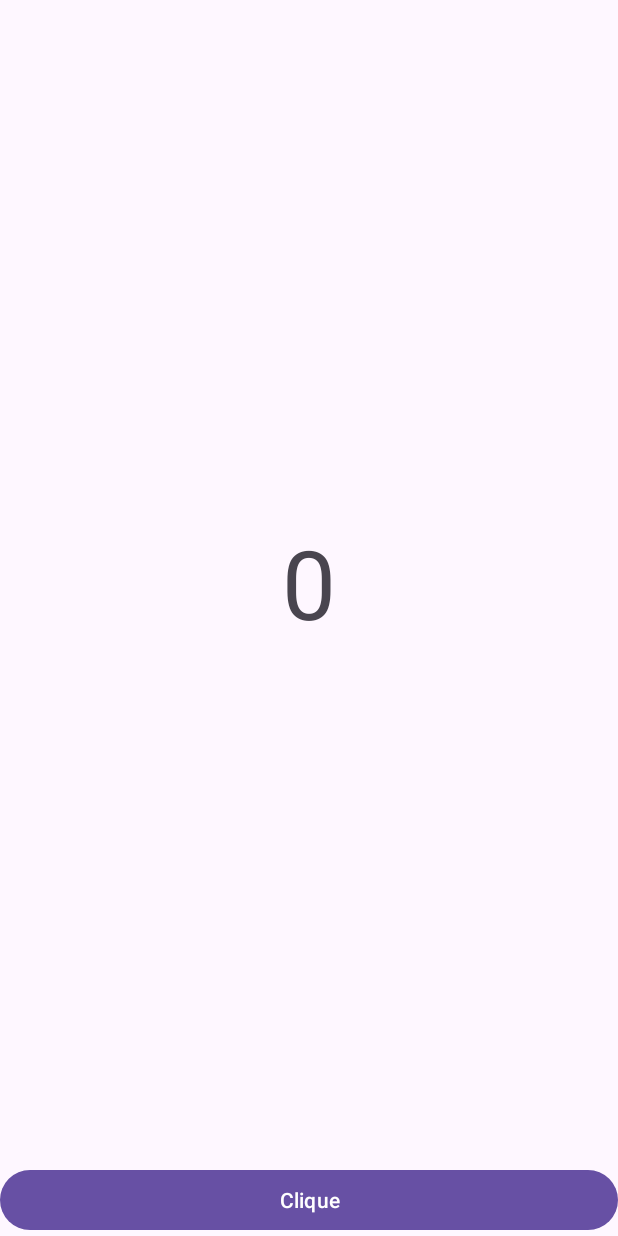
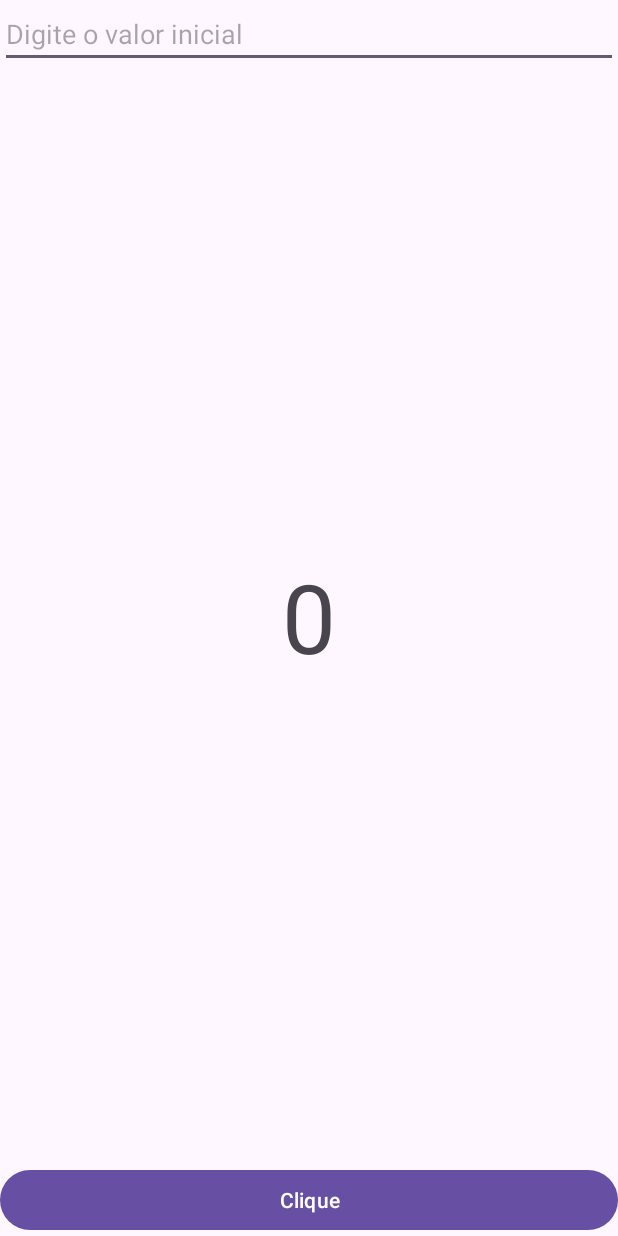
Before and after one commit to northonh/Contador-2025-1, an Android app: the screen it shows after launch (MainActivity), on a phone screen of 412 x 824 dp. Run offline under Robolectric (Android 15) with nearby library versions, the phone set to English and light mode, and no system bars.

Commit message:
Aula 21/02/2025 - Adicionando EditText para valor inicial e usando TextChangedListener para setar o valor inicial.

```diff
--- a/app/src/main/java/br/edu/ifsp/scl/bes/prbd/contador/MainActivity.kt
+++ b/app/src/main/java/br/edu/ifsp/scl/bes/prbd/contador/MainActivity.kt
@@ -2,12 +2,15 @@ package br.edu.ifsp.scl.bes.prbd.contador
 
 import android.os.Bundle
 import android.widget.Button
+import android.widget.EditText
 import android.widget.TextView
 import androidx.appcompat.app.AppCompatActivity
+import androidx.core.widget.addTextChangedListener
 
 class MainActivity : AppCompatActivity() {
     private lateinit var cliqueBt: Button
     private lateinit var contadorTv: TextView
+    private lateinit var inicialEt: EditText
     private var contador = 0
 
     override fun onCreate(savedInstanceState: Bundle?) {
@@ -17,6 +20,25 @@ class MainActivity : AppCompatActivity() {
 
         cliqueBt = findViewById(R.id.cliqueBt)
         contadorTv = findViewById(R.id.contadorTv)
+        // Perceba que usamos uma forma diferente para nomear o id do EditText.
+        inicialEt = findViewById(R.id.inicial_et)
+
+/*        inicialEt.addTextChangedListener(object: TextWatcher{
+            override fun beforeTextChanged(p0: CharSequence?, p1: Int, p2: Int, p3: Int) {
+                // NSA
+            }
+
+            override fun onTextChanged(p0: CharSequence?, p1: Int, p2: Int, p3: Int) {
+                // NSA
+            }
+
+            override fun afterTextChanged(p0: Editable?) {
+                contador = p0.toString().toInt()
+            }
+        })*/
+
+        // A linha abaixo é equivalente ao modo Java de setar um TextChangedListener acima.
+        inicialEt.addTextChangedListener { contador = it.toString().toInt() }
 
         // Usando um lambda para setar o OnClickListener do Button
         cliqueBt.setOnClickListener { contadorTv.text = (++contador).toString() }
--- a/app/src/main/res/layout/activity_main.xml
+++ b/app/src/main/res/layout/activity_main.xml
@@ -8,6 +8,16 @@
     android:layout_height="match_parent"
     tools:context=".MainActivity">
 
+    <EditText
+        android:id="@+id/inicial_et"
+        android:layout_width="match_parent"
+        android:layout_height="wrap_content"
+        android:hint="Digite o valor inicial"
+        android:inputType="number"
+        app:layout_constraintStart_toStartOf="parent"
+        app:layout_constraintEnd_toEndOf="parent"
+        app:layout_constraintTop_toTopOf="parent" />
+
     <TextView
         android:id="@+id/contadorTv"
         android:layout_width="wrap_content"
@@ -17,7 +27,7 @@
         app:layout_constraintBottom_toTopOf="@id/cliqueBt"
         app:layout_constraintEnd_toEndOf="parent"
         app:layout_constraintStart_toStartOf="parent"
-        app:layout_constraintTop_toTopOf="parent" />
+        app:layout_constraintTop_toBottomOf="@id/inicial_et" />
 
     <Button
         android:id="@+id/cliqueBt"
```
